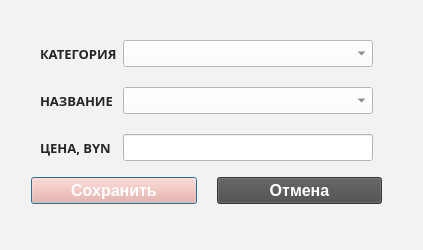
yrasik1986/Likator, file LikatorJurnal/insertwork.ui: the form before one commit.
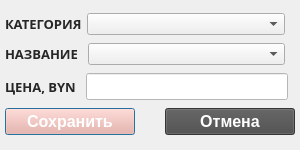
The form after the commit.

```diff
--- a/LikatorJurnal/insertwork.ui
+++ b/LikatorJurnal/insertwork.ui
@@ -2,41 +2,18 @@
 <ui version="4.0">
  <class>InsertWork</class>
  <widget class="QDialog" name="InsertWork">
-  <property name="geometry">
-   <rect>
-    <x>0</x>
-    <y>0</y>
-    <width>423</width>
-    <height>250</height>
-   </rect>
-  </property>
   <property name="minimumSize">
    <size>
-    <width>423</width>
-    <height>250</height>
+    <width>300</width>
+    <height>150</height>
    </size>
   </property>
   <property name="windowTitle">
    <string>Добавление услуги</string>
   </property>
   <property name="styleSheet">
-   <string notr="true">background-color: rgb(242, 242, 242);</string>
+   <string notr="true"/>
   </property>
-  <layout class="QHBoxLayout" name="horizontalLayout">
-   <item>
-    <spacer name="horizontalSpacer">
-     <property name="orientation">
-      <enum>Qt::Horizontal</enum>
-     </property>
-     <property name="sizeHint" stdset="0">
-      <size>
-       <width>40</width>
-       <height>20</height>
-      </size>
-     </property>
-    </spacer>
-   </item>
-   <item>
     <layout class="QVBoxLayout" name="verticalLayout">
      <property name="spacing">
       <number>0</number>
@@ -48,69 +25,20 @@
       <number>5</number>
      </property>
      <property name="rightMargin">
-      <number>14</number>
+    <number>5</number>
      </property>
      <property name="bottomMargin">
-      <number>26</number>
+    <number>5</number>
      </property>
      <item>
-      <spacer name="verticalSpacer_2">
-       <property name="orientation">
-        <enum>Qt::Vertical</enum>
-       </property>
-       <property name="sizeHint" stdset="0">
-        <size>
-         <width>20</width>
-         <height>40</height>
-        </size>
-       </property>
-      </spacer>
-     </item>
+    <layout class="QHBoxLayout" name="horizontalLayout_3" stretch="0,1">
+     <property name="spacing">
+      <number>5</number>
+     </property>
+     <property name="rightMargin">
+      <number>10</number>
+     </property>
      <item>
-      <widget class="QFrame" name="">
-       <layout class="QGridLayout" name="gridLayout">
-        <property name="topMargin">
-         <number>16</number>
-        </property>
-        <property name="bottomMargin">
-         <number>16</number>
-        </property>
-        <property name="verticalSpacing">
-         <number>20</number>
-        </property>
-        <item row="1" column="1">
-         <widget class="QComboBox" name="comboBoxWork">
-          <property name="font">
-           <font>
-            <family>Arial</family>
-            <pointsize>12</pointsize>
-           </font>
-          </property>
-          <property name="styleSheet">
-           <string notr="true">background-color: rgb(255, 255, 255);
-color: rgb(78, 78, 78);</string>
-          </property>
-         </widget>
-        </item>
-        <item row="1" column="0">
-         <widget class="QLabel" name="label_2">
-          <property name="font">
-           <font>
-            <family>Arial Black</family>
-            <pointsize>10</pointsize>
-            <weight>75</weight>
-            <bold>true</bold>
-           </font>
-          </property>
-          <property name="styleSheet">
-           <string notr="true">color: rgb(38, 38, 38);</string>
-          </property>
-          <property name="text">
-           <string>НАЗВАНИЕ</string>
-          </property>
-         </widget>
-        </item>
-        <item row="0" column="0">
          <widget class="QLabel" name="label_3">
           <property name="font">
            <font>
@@ -128,21 +56,55 @@
           </property>
          </widget>
         </item>
-        <item row="0" column="1">
-         <widget class="QComboBox" name="comboBoxCat">
+     <item>
+      <widget class="QComboBox" name="comboBoxCat"/>
+     </item>
+    </layout>
+   </item>
+   <item>
+    <layout class="QHBoxLayout" name="horizontalLayout_4" stretch="0,1">
+     <property name="spacing">
+      <number>10</number>
+     </property>
+     <property name="rightMargin">
+      <number>10</number>
+     </property>
+     <item>
+      <widget class="QLabel" name="label_2">
           <property name="font">
            <font>
-            <family>Arial</family>
-            <pointsize>12</pointsize>
+         <family>Arial Black</family>
+         <pointsize>10</pointsize>
+         <weight>75</weight>
+         <bold>true</bold>
            </font>
           </property>
           <property name="styleSheet">
-           <string notr="true">background-color: rgb(255, 255, 255);
-color: rgb(78, 78, 78);</string>
-          </property>
-         </widget>
-        </item>
-        <item row="2" column="0">
+        <string notr="true">color: rgb(38, 38, 38);</string>
+       </property>
+       <property name="text">
+        <string>НАЗВАНИЕ</string>
+       </property>
+      </widget>
+     </item>
+     <item>
+      <widget class="QComboBox" name="comboBoxWork">
+       <property name="styleSheet">
+        <string notr="true"/>
+       </property>
+      </widget>
+     </item>
+    </layout>
+   </item>
+   <item>
+    <layout class="QHBoxLayout" name="horizontalLayout_5" stretch="0,1">
+     <property name="spacing">
+      <number>10</number>
+     </property>
+     <property name="rightMargin">
+      <number>7</number>
+     </property>
+     <item>
          <widget class="QLabel" name="label_4">
           <property name="font">
            <font>
@@ -160,11 +122,11 @@
           </property>
          </widget>
         </item>
-        <item row="2" column="1">
+     <item>
          <widget class="QLineEdit" name="lineEditMoney">
           <property name="minimumSize">
            <size>
-            <width>250</width>
+         <width>0</width>
             <height>0</height>
            </size>
           </property>
@@ -181,12 +143,20 @@
          </widget>
         </item>
        </layout>
-      </widget>
      </item>
      <item>
       <layout class="QHBoxLayout" name="horizontalLayout_2">
        <property name="spacing">
-        <number>20</number>
+      <number>30</number>
+     </property>
+     <property name="leftMargin">
+      <number>0</number>
+     </property>
+     <property name="topMargin">
+      <number>0</number>
+     </property>
+     <property name="rightMargin">
+      <number>0</number>
        </property>
        <property name="bottomMargin">
         <number>0</number>
@@ -230,34 +200,6 @@
         </widget>
        </item>
       </layout>
-     </item>
-     <item>
-      <spacer name="verticalSpacer">
-       <property name="orientation">
-        <enum>Qt::Vertical</enum>
-       </property>
-       <property name="sizeHint" stdset="0">
-        <size>
-         <width>20</width>
-         <height>40</height>
-        </size>
-       </property>
-      </spacer>
-     </item>
-    </layout>
-   </item>
-   <item>
-    <spacer name="horizontalSpacer_2">
-     <property name="orientation">
-      <enum>Qt::Horizontal</enum>
-     </property>
-     <property name="sizeHint" stdset="0">
-      <size>
-       <width>40</width>
-       <height>20</height>
-      </size>
-     </property>
-    </spacer>
    </item>
   </layout>
  </widget>
```
Lines whose indentation alone changed are shown as unchanged.
